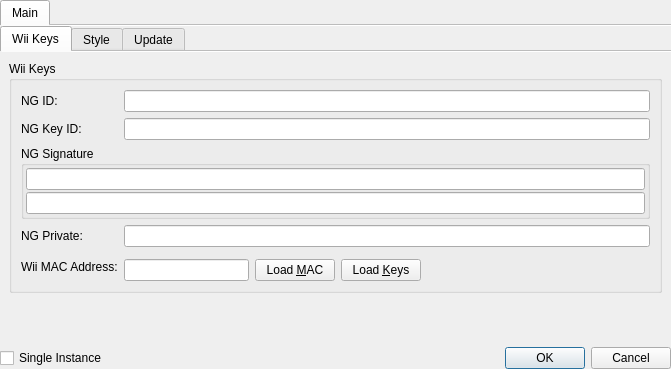
Old version of the form Main/ui/PreferencesDialog.ui in the repository Antidote/SakuraSuite.
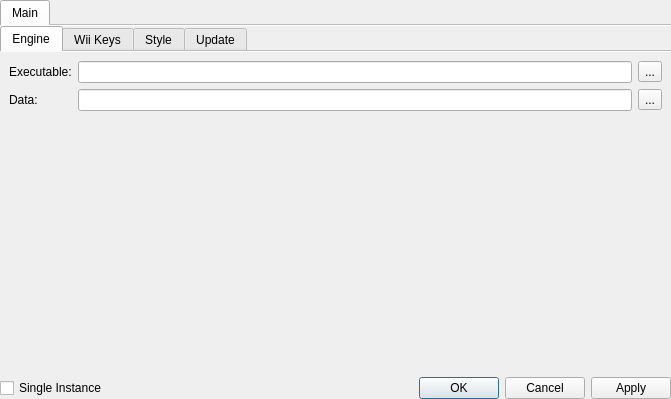
New version of the form. Icons and pictures are not drawn.

Commit message: * Added engine paths to the preferences dialog * Fixed a bug in the code for the Style combo boxes re-closes issue 5

Patch:
```diff
--- a/Main/ui/PreferencesDialog.ui
+++ b/Main/ui/PreferencesDialog.ui
@@ -8,7 +8,7 @@
     <x>0</x>
     <y>0</y>
     <width>671</width>
-    <height>369</height>
+    <height>399</height>
    </rect>
   </property>
   <property name="windowTitle">
@@ -35,7 +35,7 @@
       <enum>Qt::Horizontal</enum>
      </property>
      <property name="standardButtons">
-      <set>QDialogButtonBox::Cancel|QDialogButtonBox::Ok</set>
+      <set>QDialogButtonBox::Apply|QDialogButtonBox::Cancel|QDialogButtonBox::Ok</set>
      </property>
     </widget>
    </item>
@@ -82,6 +82,66 @@
          <property name="documentMode">
           <bool>true</bool>
          </property>
+         <widget class="QWidget" name="engineTab">
+          <attribute name="title">
+           <string>Engine</string>
+          </attribute>
+          <layout class="QGridLayout" name="gridLayout_7">
+           <item row="0" column="2">
+            <widget class="QToolButton" name="exectuableDirButton">
+             <property name="text">
+              <string>...</string>
+             </property>
+            </widget>
+           </item>
+           <item row="0" column="1">
+            <widget class="QLineEdit" name="executableLineEdit"/>
+           </item>
+           <item row="1" column="2">
+            <widget class="QToolButton" name="dataDirButton">
+             <property name="text">
+              <string>...</string>
+             </property>
+            </widget>
+           </item>
+           <item row="1" column="1">
+            <widget class="QLineEdit" name="dataLineEdit"/>
+           </item>
+           <item row="0" column="0">
+            <widget class="QLabel" name="executableLabel">
+             <property name="text">
+              <string>Executable:</string>
+             </property>
+             <property name="buddy">
+              <cstring>executableLineEdit</cstring>
+             </property>
+            </widget>
+           </item>
+           <item row="1" column="0">
+            <widget class="QLabel" name="dataLabel">
+             <property name="text">
+              <string>Data:</string>
+             </property>
+             <property name="buddy">
+              <cstring>dataLineEdit</cstring>
+             </property>
+            </widget>
+           </item>
+           <item row="2" column="0" colspan="3">
+            <spacer name="verticalSpacer_4">
+             <property name="orientation">
+              <enum>Qt::Vertical</enum>
+             </property>
+             <property name="sizeHint" stdset="0">
+              <size>
+               <width>20</width>
+               <height>40</height>
+              </size>
+             </property>
+            </spacer>
+           </item>
+          </layout>
+         </widget>
          <widget class="QWidget" name="wiiKeysTab">
           <attribute name="icon">
            <iconset resource="../resources/resources.qrc">
@@ -400,14 +460,14 @@
      </widget>
     </widget>
    </item>
-   <item row="1" column="0" colspan="2">
+   <item row="1" column="0">
     <widget class="QCheckBox" name="singleInstanceCheckBox">
      <property name="text">
       <string>Single Instance</string>
      </property>
     </widget>
    </item>
-   <item row="1" column="2">
+   <item row="1" column="1" colspan="2">
     <widget class="QLabel" name="statusLabel">
      <property name="text">
       <string/>
```
Left out of the diff: 147 changed lines with no effect on the pictures. The commit also changes 6 other files.
